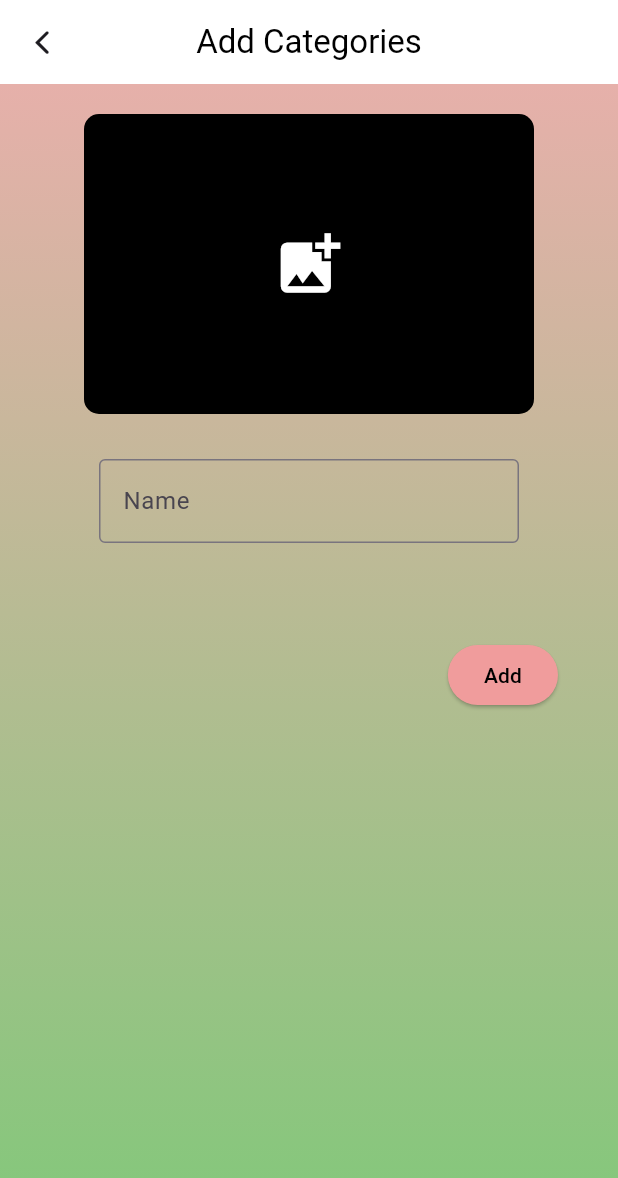
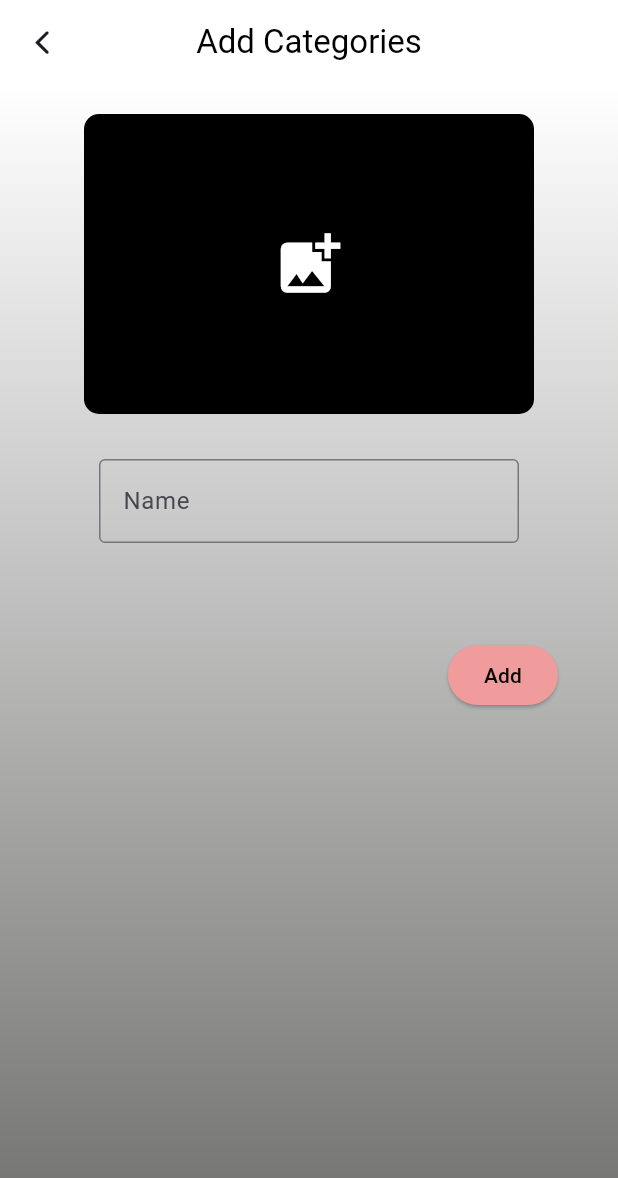
Before and after one commit to JomonJohnson123/newprojectupset, a Flutter app: the MyAddnewcatgrs screen opened directly, on a phone screen of 412 x 824 dp. Shown: the top 1178 px of the screen. Run offline on Flutter 3.47's test engine with Material 3 defaults, Android fonts, the phone set to English and light mode, and no system bars; our stand-ins replace hive, hive_flutter, image_picker, pie_chart; accounts and stored records are empty.

```diff
--- a/lib/Screens/addcategory.dart
+++ b/lib/Screens/addcategory.dart
@@ -25,7 +25,7 @@ class _MyAddnewcatgrsState extends State<MyAddnewcatgrs> {
     return Scaffold(
       appBar: CustomAppBar(
         title: "Add Categories",
-        backgroundColor: Color(0xFFE6B0AA),
+        backgroundColor: Color.fromARGB(255, 190, 190, 190),
         titleColor: Colors.black,
         onBackPressed: () {
           Navigator.pop(context);
@@ -41,8 +41,8 @@ class _MyAddnewcatgrsState extends State<MyAddnewcatgrs> {
             begin: Alignment.topCenter,
             end: Alignment.bottomCenter,
             colors: [
-              Color(0xFFE6B0AA),
-              Color.fromARGB(255, 130, 200, 122),
+              Color.fromARGB(255, 255, 255, 255),
+              Color.fromARGB(255, 112, 113, 111),
             ],
           ),
         ),
--- a/lib/Screens/addnewproducts.dart
+++ b/lib/Screens/addnewproducts.dart
@@ -65,8 +65,8 @@ class _AddproductState extends State<Addproduct> {
             begin: Alignment.topCenter,
             end: Alignment.bottomCenter,
             colors: [
-              Color(0xFFE6B0AA),
-              Color.fromARGB(255, 130, 200, 122),
+              Color.fromARGB(255, 255, 255, 255),
+              Color.fromARGB(255, 112, 113, 111),
             ],
           ),
         ),
--- a/lib/db/functions/dbFunctions.dart
+++ b/lib/db/functions/dbFunctions.dart
@@ -292,3 +292,9 @@ class UserDataService {
     return null;
   }
 }
+
+// void getUserData() async {
+//   final Box = Hive.box<Userdatamodel>('create_account');
+//   final List<Userdatamodel> users = Box.values.toList();
+//   print(users);
+// }
```
